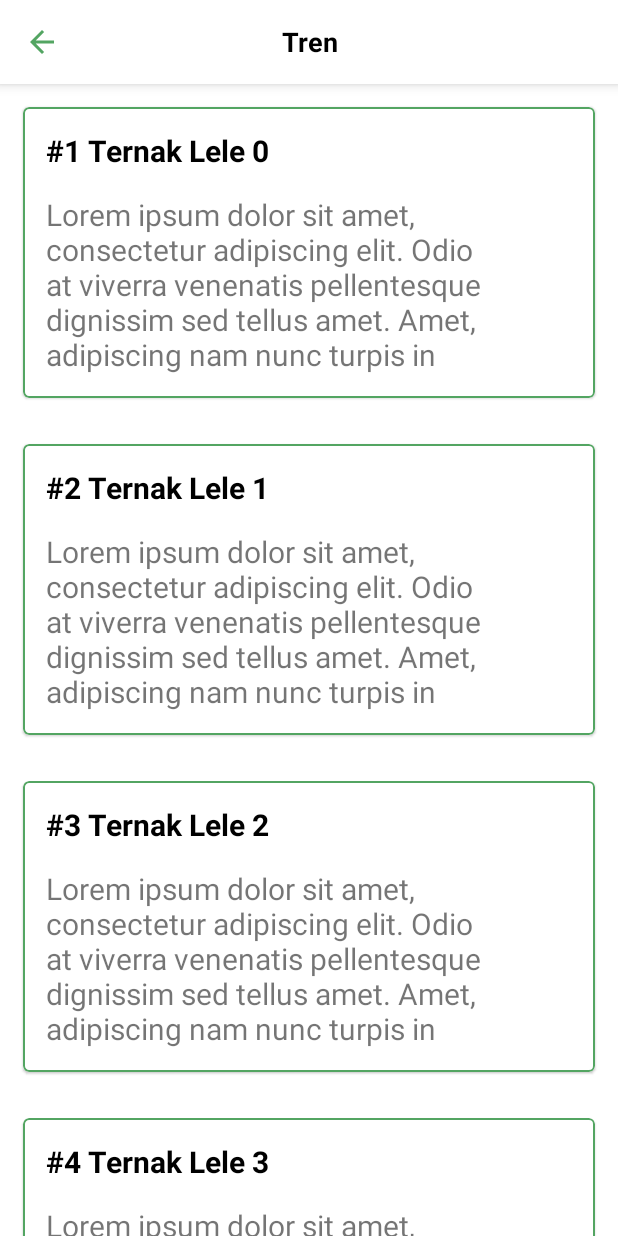
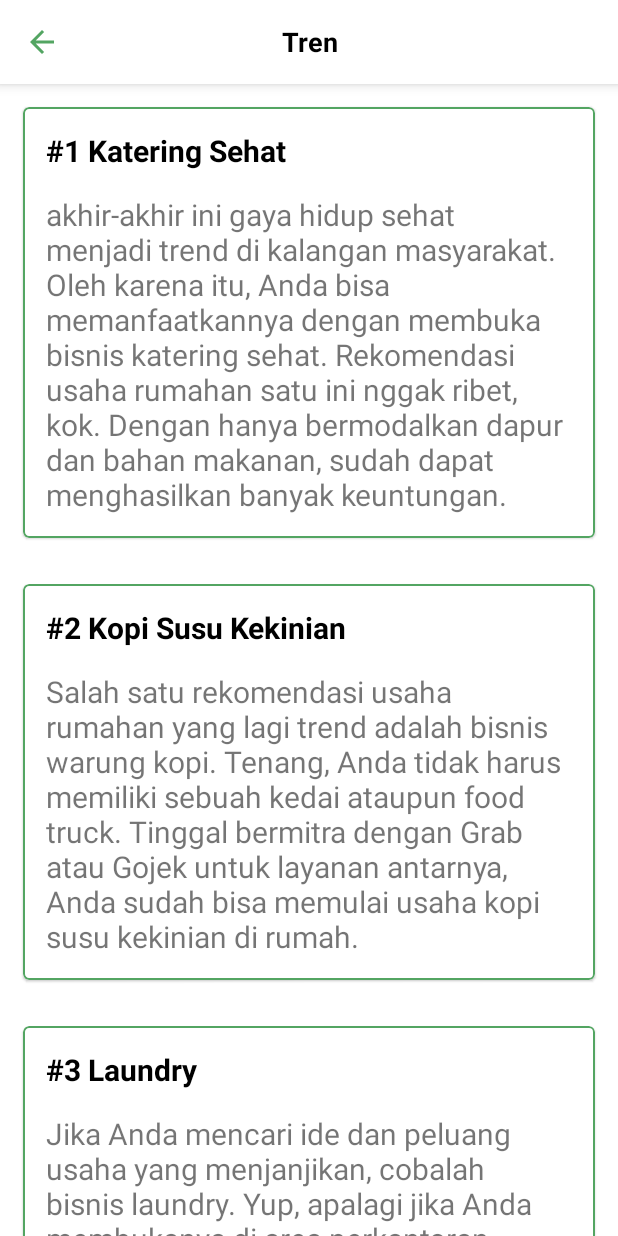
Before and after one commit to bakharaalief/Busaha-App, an Android app: the BusinessTrendActivity screen opened directly, with no data from a screen before it, on a phone screen of 412 x 824 dp. Run offline under Robolectric (Android 15) with nearby library versions, the phone set to English and light mode, and no system bars; Roboto replaces fonts that are not available here.

Commit message:
repair minor bug

```diff
--- a/app/src/main/AndroidManifest.xml
+++ b/app/src/main/AndroidManifest.xml
@@ -29,14 +29,15 @@
             android:exported="false" />
         <activity
             android:name=".presentation.main.MainActivity"
-            android:exported="false" />
+            android:exported="false"
+            android:launchMode="singleTask" />
         <activity
             android:name=".presentation.login.LoginActivity"
             android:exported="false" />
         <activity
             android:name=".presentation.welcome.WelcomeActivity"
-            android:launchMode="singleTask"
-            android:exported="false" />
+            android:exported="false"
+            android:launchMode="singleTask" />
         <activity
             android:name=".presentation.splash.SplashActivity"
             android:exported="true">
--- a/app/src/main/java/com/busaha/busahaapp/presentation/business_result/BusinessResultActivity.kt
+++ b/app/src/main/java/com/busaha/busahaapp/presentation/business_result/BusinessResultActivity.kt
@@ -91,13 +91,13 @@ class BusinessResultActivity : AppCompatActivity() {
 
     private fun toMain() {
         viewModel.deleteAllAnswer()
-
         val intent = Intent(this, MainActivity::class.java)
         startActivity(intent)
+        finish()
     }
 
     override fun onBackPressed() {
-        viewModel.deleteAllAnswer()
+        toMain()
         super.onBackPressed()
     }
 }
--- a/app/src/main/java/com/busaha/busahaapp/util/DataDummy.kt
+++ b/app/src/main/java/com/busaha/busahaapp/util/DataDummy.kt
@@ -6,15 +6,56 @@ object DataDummy {
     fun trendDummy(): List<Trend> {
         val result = ArrayList<Trend>()
 
-        for (i in 0..10) {
-            result.add(
-                Trend(
-                    id = 0,
-                    title = "Ternak Lele $i",
-                    desc = "Lorem ipsum dolor sit amet, consectetur adipiscing elit. Odio at viverra venenatis pellentesque dignissim sed tellus amet. Amet, adipiscing nam nunc turpis in"
-                )
+        result.add(
+            Trend(
+                id = 0,
+                title = "Katering Sehat",
+                desc = "akhir-akhir ini gaya hidup sehat menjadi trend di kalangan masyarakat. " +
+                        "Oleh karena itu, Anda bisa memanfaatkannya dengan membuka bisnis katering sehat. " +
+                        "Rekomendasi usaha rumahan satu ini nggak ribet, kok. Dengan hanya bermodalkan dapur dan bahan makanan, sudah dapat menghasilkan banyak keuntungan."
             )
-        }
+        )
+
+        result.add(
+            Trend(
+                id = 1,
+                title = "Kopi Susu Kekinian",
+                desc = "Salah satu rekomendasi usaha rumahan yang lagi trend adalah bisnis warung kopi. " +
+                        "Tenang, Anda tidak harus memiliki sebuah kedai ataupun food truck. " +
+                        "Tinggal bermitra dengan Grab atau Gojek untuk layanan antarnya, Anda sudah bisa memulai usaha kopi susu kekinian di rumah."
+            )
+        )
+
+        result.add(
+            Trend(
+                id = 2,
+                title = "Laundry",
+                desc = "Jika Anda mencari ide dan peluang usaha yang menjanjikan, cobalah bisnis laundry. " +
+                        "Yup, apalagi jika Anda membukanya di area perkantoran, kampus, atau komplek perumahan baru. " +
+                        "Pasalnya, kawasan tersebut umumnya dihuni oleh karyawan, mahasiswa, dan pasangan muda yang super sibuk."
+            )
+        )
+
+        result.add(
+            Trend(
+                id = 3,
+                title = "Guru les privat",
+                desc = "Rekomendasi usaha rumahan yang lagi trend selanjutnya ialah guru les privat. " +
+                        "Anda bisa memanggil para murid ke rumah atau sebaliknya, Anda yang datang menghampiri mereka. " +
+                        "Pilih saja satu mata pelajaran atau beberapa yang Anda kuasai. Semakin banyak siswa yang Anda miliki, penghasilan pun pasti akan mengikuti."
+            )
+        )
+
+        result.add(
+            Trend(
+                id = 4,
+                title = "Translator",
+                desc = "Anda juga dapat menyediakan jasa translator dengan skill bahasa asing yang Anda miliki. " +
+                        "Rekomendasi usaha rumahan yang lagi trend ini tidak membutuhkan modal besar. " +
+                        "Cukup dengan laptop dan jaringan internet, Anda sudah bisa memiliki pelanggan mulai dari mahasiswa hingga pebisnis. " +
+                        "Usaha yang menjanjikan, bukan?"
+            )
+        )
 
         return result
     }
```
